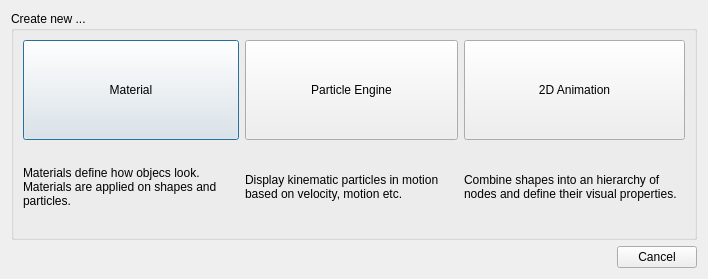
Before: the Qt Designer form editor/gui/dlgnew.ui in ensisoft/detonator, drawn with Qt 5.
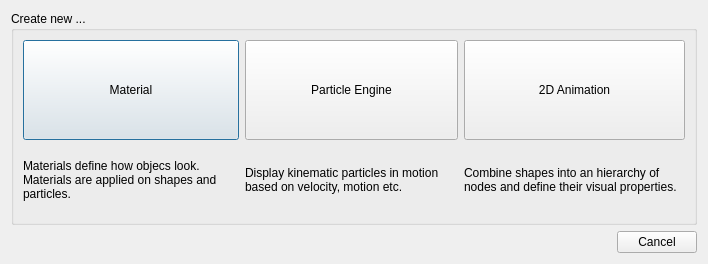
After: the same form once the commit is applied. Icons and pictures are not drawn.

Commit message:
Add icon to the dialog to create new resource
Add icon to the dialog to create new resource.

Patch:
```diff
--- a/editor/gui/dlgnew.ui
+++ b/editor/gui/dlgnew.ui
@@ -7,7 +7,7 @@
     <x>0</x>
     <y>0</y>
     <width>708</width>
-    <height>279</height>
+    <height>264</height>
    </rect>
   </property>
   <property name="windowTitle">
@@ -19,6 +19,12 @@
      <property name="title">
       <string>Create new ...</string>
      </property>
+     <property name="flat">
+      <bool>false</bool>
+     </property>
+     <property name="checkable">
+      <bool>false</bool>
+     </property>
      <layout class="QGridLayout" name="gridLayout">
       <item row="0" column="0">
        <widget class="QPushButton" name="btnMaterial">
```
Left out of the diff: 4 changed lines with no effect on the pictures. The commit also changes 2 other files.
